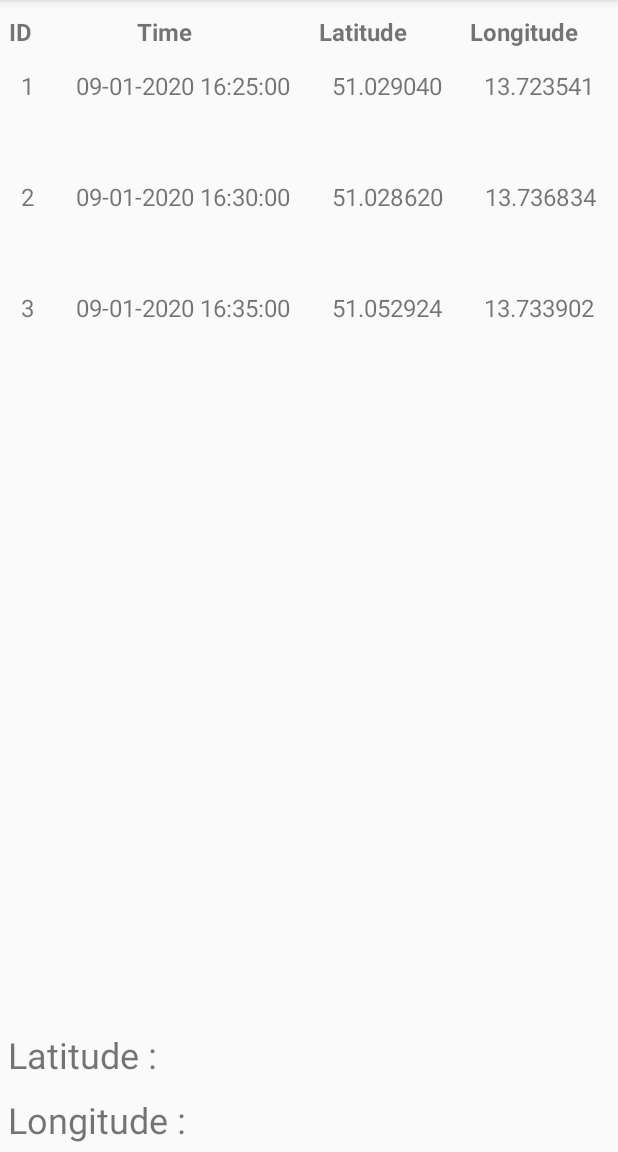
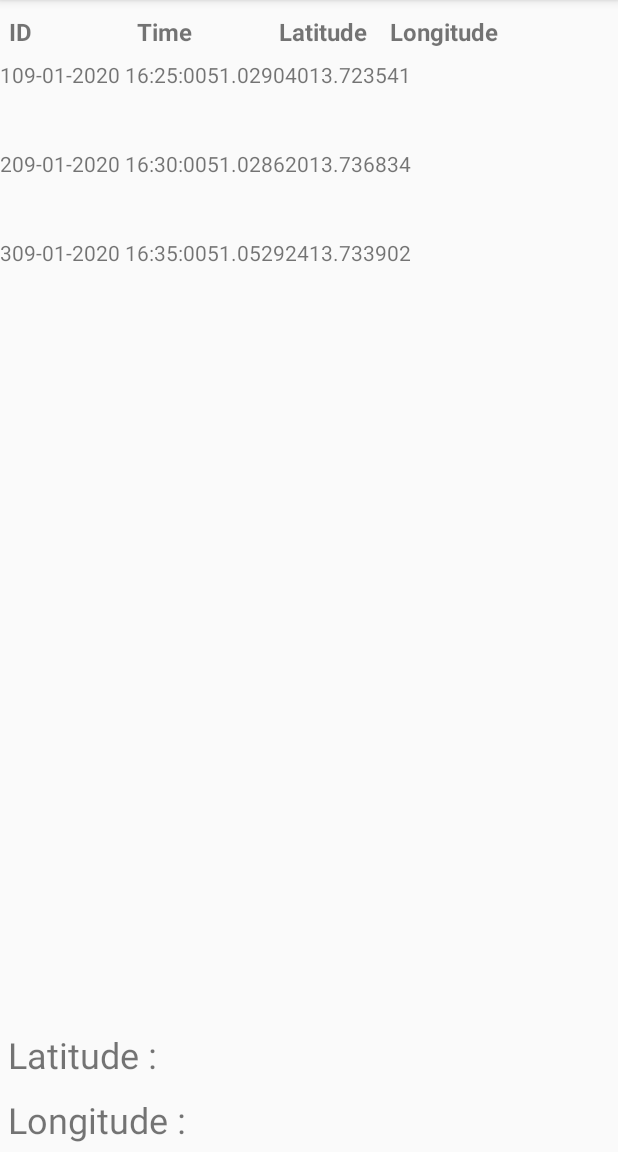
Before and after one commit to mobileCarto/javaProject, an Android app: the screen it shows after launch (MainActivity), in the side drawer, after a tap on "History", on a phone screen of 412 x 824 dp, the part 84-1236 px from its top. Run offline under Robolectric (Android 15) with nearby library versions, the phone set to English and light mode, and no system bars; our stand-ins replace Room's generated code; libraries missing offline, so code that uses them is left out: com.google.maps.android.

Commit message:
Changed current location marker, db markers and slight improvements in xml files

```diff
--- a/app/src/main/java/com/tudresden/mobilecartoapp/MapFragment.java
+++ b/app/src/main/java/com/tudresden/mobilecartoapp/MapFragment.java
@@ -4,7 +4,10 @@ import android.Manifest;
 import android.content.Context;
 import android.content.pm.PackageManager;
 import android.content.res.Resources;
+import android.graphics.Bitmap;
+import android.graphics.Canvas;
 import android.graphics.Color;
+import android.graphics.drawable.Drawable;
 import android.location.Location;
 import android.location.LocationListener;
 import android.location.LocationManager;
@@ -15,6 +18,7 @@ import android.view.LayoutInflater;
 import android.view.View;
 import android.view.ViewGroup;
 
+import androidx.annotation.DrawableRes;
 import androidx.annotation.NonNull;
 import androidx.annotation.Nullable;
 import androidx.core.app.ActivityCompat;
@@ -27,6 +31,7 @@ import com.google.android.gms.maps.GoogleMap;
 import com.google.android.gms.maps.MapView;
 import com.google.android.gms.maps.MapsInitializer;
 import com.google.android.gms.maps.OnMapReadyCallback;
+import com.google.android.gms.maps.model.BitmapDescriptor;
 import com.google.android.gms.maps.model.BitmapDescriptorFactory;
 import com.google.android.gms.maps.model.LatLng;
 import com.google.android.gms.maps.model.MarkerOptions;
@@ -35,6 +40,7 @@ import com.google.android.gms.maps.model.TileOverlayOptions;
 import com.google.maps.android.heatmaps.Gradient;
 import com.google.maps.android.heatmaps.HeatmapTileProvider;
 import com.google.android.gms.maps.model.MapStyleOptions;
+
 import java.util.Calendar;
 
 import java.io.File;
@@ -49,6 +55,13 @@ import static com.tudresden.mobilecartoapp.AppDatabase.MIGRATION_1_2;
 
 public class MapFragment extends Fragment implements OnMapReadyCallback {
 
+    //    /////////////////////heatmap stuff///////////////
+    private static final double TILE_RADIUS_BASE = 1.47; // default
+    private static final float BASE_ZOOM = 12.0f;
+    private int mRadiusZoom = (int) BASE_ZOOM;
+    private HeatmapTileProvider mProvider;
+    private TileOverlay mOverlay;
+
     LocationManager locationManager;
     LocationListener locationListener;
     MapView mMapView;
@@ -57,16 +70,7 @@ public class MapFragment extends Fragment implements OnMapReadyCallback {
     String db_name = "locations_db.sqlite";
     LocationsDAO locationsdao;
     List<Locations> locations_list;
-
     private GoogleMap mGoogleMap;
-
-//    /////////////////////heatmap stuff///////////////
-    private static final double TILE_RADIUS_BASE = 1.47; // default
-    private static final float BASE_ZOOM = 12.0f;
-    private int mRadiusZoom = (int) BASE_ZOOM;
-
-    private HeatmapTileProvider mProvider;
-    private TileOverlay mOverlay;
 
     ////show from database (work in progress, currently just sets up db)
     public void showFromDatabase(Location location) {
@@ -101,7 +105,7 @@ public class MapFragment extends Fragment implements OnMapReadyCallback {
         Gradient gradient = new Gradient(colors, startPoints);
 
         //loop through all locations in database
-        for (int i = 0;i < locations_list.size(); i++) {
+        for (int i = 0; i < locations_list.size(); i++) {
             String lats = locations_list.get(i).getLatitude();
             String lngs = locations_list.get(i).getLongitude();
             String time = locations_list.get(i).getTime();
@@ -112,8 +116,10 @@ public class MapFragment extends Fragment implements OnMapReadyCallback {
 
             latLngMarkers.add(new LatLng(lat, lng));
 
-            mGoogleMap.addMarker(new MarkerOptions().position(new LatLng(lat, lng)).title(time).icon(BitmapDescriptorFactory.defaultMarker(BitmapDescriptorFactory.HUE_AZURE)));
-
+            mGoogleMap.addMarker(new MarkerOptions()
+                    .position(new LatLng(lat, lng))
+                    .title(time)
+                    .icon(BitmapDescriptorFactory.fromResource(R.drawable.marker_grey_black_01cm)));
         }
 
         // Create a heat map tile provider, passing it the latlngs of the police stations.
@@ -233,7 +239,8 @@ public class MapFragment extends Fragment implements OnMapReadyCallback {
                 //get initial latlng once map loads
                 LatLng myLatLng = new LatLng(location.getLatitude(), location.getLongitude());
                 //mGoogleMap.clear();
-                mGoogleMap.addMarker(new MarkerOptions().position(myLatLng).title("your loc"));
+                //mGoogleMap.addMarker(new MarkerOptions().position(myLatLng).title("your loc"));
+                mGoogleMap.setMyLocationEnabled(true);
                 mGoogleMap.moveCamera(CameraUpdateFactory.newLatLngZoom(myLatLng, 12));
                 //call functions
                 getUserLocationUpdate(location);
--- a/app/src/main/res/layout/fragment_history.xml
+++ b/app/src/main/res/layout/fragment_history.xml
@@ -3,20 +3,21 @@
     android:layout_width="match_parent"
     android:layout_height="match_parent">
 
-    <TableLayout
+    <TableRow
         android:layout_width="fill_parent"
         android:layout_height="wrap_content"
         android:gravity="center"
         android:paddingTop="10dp"
         android:stretchColumns="1,2,3">
 
-        <TableRow>
-
         <TextView
             android:id="@+id/header_line_id"
             android:layout_width="wrap_content"
             android:layout_height="fill_parent"
+            android:paddingStart="6dp"
             android:paddingLeft="6dp"
+            android:paddingEnd="0dp"
+            android:paddingRight="0dp"
             android:text="@string/ID"
             android:textSize="16sp"
             android:textStyle="bold" />
@@ -25,7 +26,10 @@
             android:id="@+id/header_line_time"
             android:layout_width="wrap_content"
             android:layout_height="fill_parent"
+            android:paddingStart="70dp"
             android:paddingLeft="70dp"
+            android:paddingEnd="0dp"
+            android:paddingRight="0dp"
             android:text="@string/Time"
             android:textSize="16sp"
             android:textStyle="bold" />
@@ -34,7 +38,10 @@
             android:id="@+id/header_line_latitude"
             android:layout_width="wrap_content"
             android:layout_height="fill_parent"
+            android:paddingStart="58dp"
             android:paddingLeft="58dp"
+            android:paddingEnd="0dp"
+            android:paddingRight="0dp"
             android:text="@string/Latitude"
             android:textSize="16sp"
             android:textStyle="bold" />
@@ -43,12 +50,14 @@
             android:id="@+id/header_line_longitude"
             android:layout_width="fill_parent"
             android:layout_height="wrap_content"
+            android:paddingStart="15dp"
             android:paddingLeft="15dp"
+            android:paddingEnd="0dp"
+            android:paddingRight="0dp"
             android:text="@string/Longitude"
             android:textSize="16sp"
             android:textStyle="bold" />
     </TableRow>
-    </TableLayout>
 
 
     <LinearLayout
--- a/app/src/main/res/layout/list_item.xml
+++ b/app/src/main/res/layout/list_item.xml
@@ -1,43 +1,27 @@
 <?xml version="1.0" encoding="utf-8"?>
-<TableLayout xmlns:android="http://schemas.android.com/apk/res/android"
-    android:layout_width="fill_parent"
+
+<TableRow xmlns:android="http://schemas.android.com/apk/res/android"
+    android:layout_width="wrap_content"
     android:layout_height="wrap_content"
-    android:paddingTop="40dp"
-    android:stretchColumns="0,1,2,3">
-
-
-    <TableRow>
+    android:paddingTop="40dp">
 
     <TextView
         android:id="@+id/firstLine"
-            android:layout_width="fill_parent"
-            android:layout_height="wrap_content"
-            android:gravity="center"
-            android:padding="6dip"
-            android:textSize="16sp" />
+        android:layout_width="match_parent"
+        android:layout_height="wrap_content" />
 
     <TextView
         android:id="@+id/secondLine"
-            android:layout_width="fill_parent"
-            android:layout_height="wrap_content"
-            android:gravity="center"
-            android:padding="6dip"
-            android:textSize="16sp" />
+        android:layout_width="match_parent"
+        android:layout_height="wrap_content" />
 
     <TextView
         android:id="@+id/thirdLine"
-            android:layout_width="fill_parent"
-            android:layout_height="wrap_content"
-            android:gravity="center"
-            android:padding="6dip"
-            android:textSize="16sp" />
+        android:layout_width="match_parent"
+        android:layout_height="wrap_content" />
 
     <TextView
         android:id="@+id/forthLine"
-            android:layout_width="fill_parent"
-            android:layout_height="wrap_content"
-            android:gravity="center"
-            android:padding="6dip"
-            android:textSize="16sp" />
+        android:layout_width="match_parent"
+        android:layout_height="wrap_content" />
 </TableRow>
-</TableLayout>
```
Also changed, not shown: app/src/main/res/drawable/marker_grey_black_01cm.png (added). Lines whose indentation alone changed are shown as unchanged.
